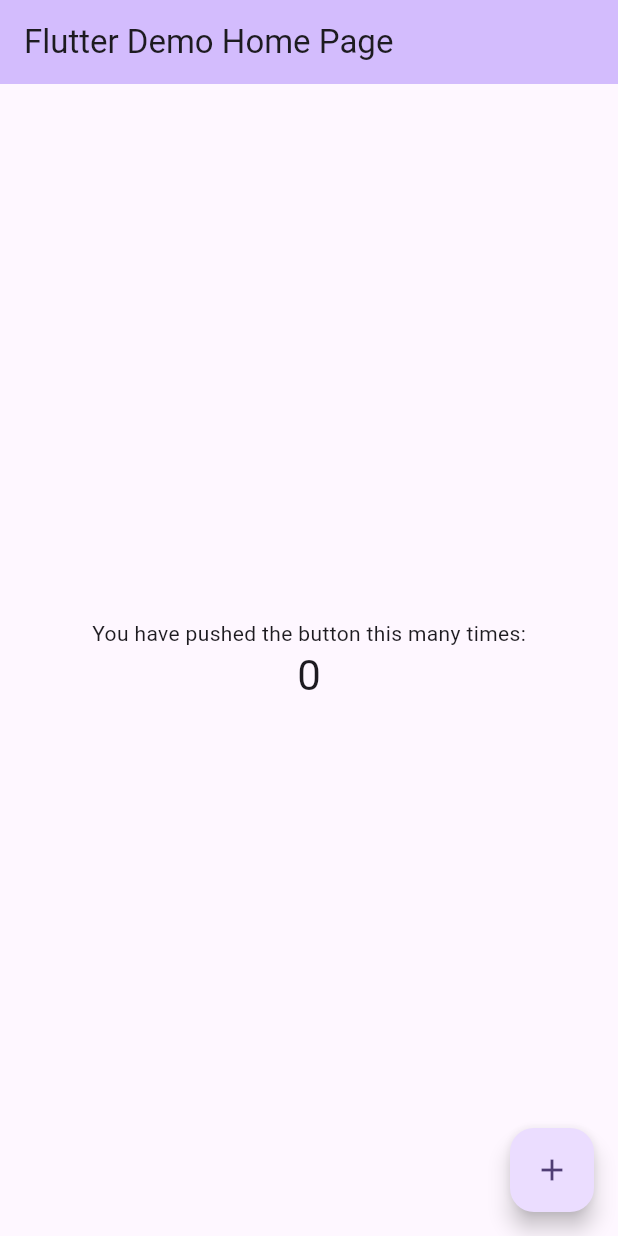
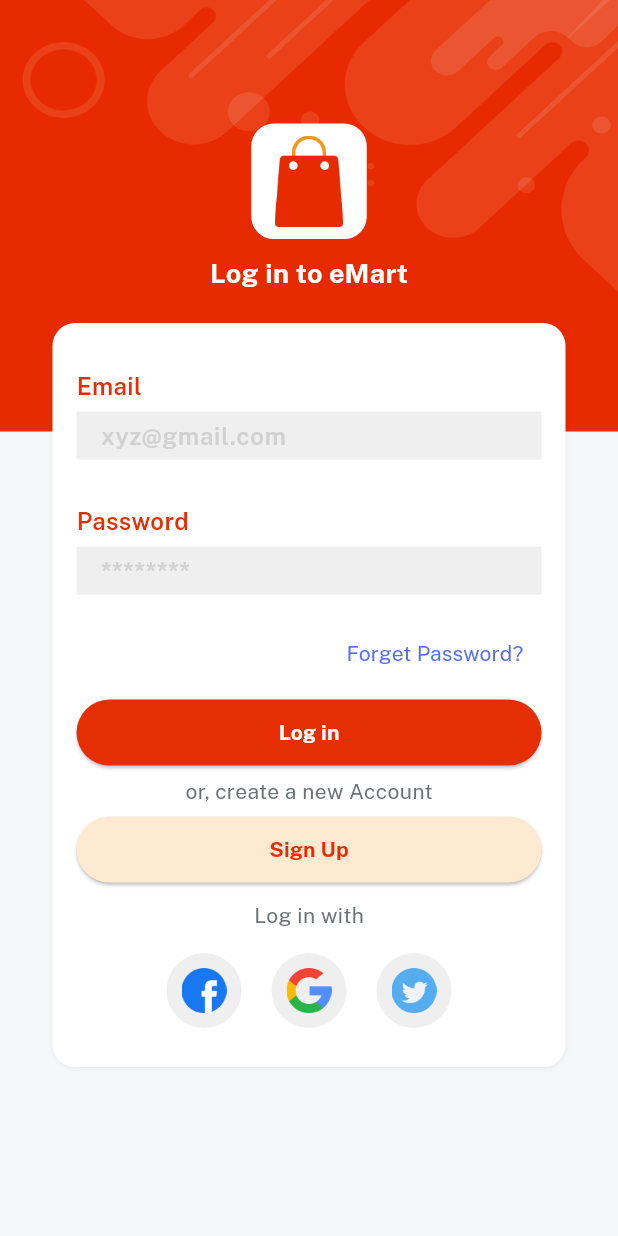
Before and after one commit to TejasD36/emartapp, a Flutter app: the screen it shows after launch, on a phone screen of 412 x 824 dp. Run offline on Flutter 3.47's test engine with Material 3 defaults, Android fonts, the phone set to English and light mode, and no system bars; our stand-ins replace get, velocity_x.

Commit message:
LogIn UI done

```diff
--- a/lib/consts/colors.dart
+++ b/lib/consts/colors.dart
@@ -7,3 +7,4 @@ const Color whiteColor = Color.fromRGBO(255, 255, 255, 1);
 const Color lightGrey = Color.fromRGBO(239, 239, 239, 1);
 const Color redColor = Color.fromRGBO(230, 46, 4, 1);
 const Color golden = Color.fromRGBO(255, 168, 0, 1);
+const Color lightGolden = Color(0xffFEEAD1);
--- /dev/null
+++ b/lib/consts/social_icons_list.dart
@@ -0,0 +1,7 @@
+import 'package:emartapp/consts/consts.dart';
+
+const socialIconsList = [
+  icFacebookLogo,
+  icGoogleLogo,
+  icTwitterLogo,
+];
--- a/lib/consts/strings.dart
+++ b/lib/consts/strings.dart
@@ -1,3 +1,12 @@
-const appname = "eMart";
-const appversion = "Version 1.0.0";
-const credits = "@Baaba Devs";
+const appName = "eMart";
+const appVersion = "Version 1.0.0";
+const credits = "Sp Academy";
+const email = "Email";
+const emailHint = "xyz@gmail.com";
+const password = "Password";
+const passwordHint = "********";
+const forgetPassword = "Forget Password?";
+const logIn = "Log in";
+const signUp = "Sign Up";
+const createNewAccount = "or, create a new Account";
+const logInWith = "Log in with";
--- a/lib/main.dart
+++ b/lib/main.dart
@@ -1,4 +1,7 @@
+import 'package:emartapp/consts/consts.dart';
+import 'package:emartapp/views/splash_screen.dart';
 import 'package:flutter/material.dart';
+import 'package:get/get_navigation/src/root/get_material_app.dart';
 
 void main() {
   runApp(const MyApp());
@@ -10,102 +13,17 @@ class MyApp extends StatelessWidget {
   // This widget is the root of your application.
   @override
   Widget build(BuildContext context) {
-    return MaterialApp(
-      title: 'Flutter Demo',
+    return GetMaterialApp(
+      title: appName,
+      debugShowCheckedModeBanner: false,
       theme: ThemeData(
-
+        scaffoldBackgroundColor: Colors.transparent,
+        appBarTheme: const AppBarTheme(backgroundColor: Colors.transparent),
         colorScheme: ColorScheme.fromSeed(seedColor: Colors.deepPurple),
         useMaterial3: true,
+        fontFamily: regular
       ),
-      home: const MyHomePage(title: 'Flutter Demo Home Page'),
+      home: const SplashScreen(),
     );
   }
 }
-
-class MyHomePage extends StatefulWidget {
-  const MyHomePage({super.key, required this.title});
-
-  // This widget is the home page of your application. It is stateful, meaning
-  // that it has a State object (defined below) that contains fields that affect
-  // how it looks.
-
-  // This class is the configuration for the state. It holds the values (in this
-  // case the title) provided by the parent (in this case the App widget) and
-  // used by the build method of the State. Fields in a Widget subclass are
-  // always marked "final".
-
-  final String title;
-
-  @override
-  State<MyHomePage> createState() => _MyHomePageState();
-}
-
-class _MyHomePageState extends State<MyHomePage> {
-  int _counter = 0;
-
-  void _incrementCounter() {
-    setState(() {
-      // This call to setState tells the Flutter framework that something has
-      // changed in this State, which causes it to rerun the build method below
-      // so that the display can reflect the updated values. If we changed
-      // _counter without calling setState(), then the build method would not be
-      // called again, and so nothing would appear to happen.
-      _counter++;
-    });
-  }
-
-  @override
-  Widget build(BuildContext context) {
-    // This method is rerun every time setState is called, for instance as done
-    // by the _incrementCounter method above.
-    //
-    // The Flutter framework has been optimized to make rerunning build methods
-    // fast, so that you can just rebuild anything that needs updating rather
-    // than having to individually change instances of widgets.
-    return Scaffold(
-      appBar: AppBar(
-        // TRY THIS: Try changing the color here to a specific color (to
-        // Colors.amber, perhaps?) and trigger a hot reload to see the AppBar
-        // change color while the other colors stay the same.
-        backgroundColor: Theme.of(context).colorScheme.inversePrimary,
-        // Here we take the value from the MyHomePage object that was created by
-        // the App.build method, and use it to set our appbar title.
-        title: Text(widget.title),
-      ),
-      body: Center(
-        // Center is a layout widget. It takes a single child and positions it
-        // in the middle of the parent.
-        child: Column(
-          // Column is also a layout widget. It takes a list of children and
-          // arranges them vertically. By default, it sizes itself to fit its
-          // children horizontally, and tries to be as tall as its parent.
-          //
-          // Column has various properties to control how it sizes itself and
-          // how it positions its children. Here we use mainAxisAlignment to
-          // center the children vertically; the main axis here is the vertical
-          // axis because Columns are vertical (the cross axis would be
-          // horizontal).
-          //
-          // TRY THIS: Invoke "debug painting" (choose the "Toggle Debug Paint"
-          // action in the IDE, or press "p" in the console), to see the
-          // wireframe for each widget.
-          mainAxisAlignment: MainAxisAlignment.center,
-          children: <Widget>[
-            const Text(
-              'You have pushed the button this many times:',
-            ),
-            Text(
-              '$_counter',
-              style: Theme.of(context).textTheme.headlineMedium,
-            ),
-          ],
-        ),
-      ),
-      floatingActionButton: FloatingActionButton(
-        onPressed: _incrementCounter,
-        tooltip: 'Increment',
-        child: const Icon(Icons.add),
-      ), // This trailing comma makes auto-formatting nicer for build methods.
-    );
-  }
-}
--- /dev/null
+++ b/lib/views/auth/login_screen.dart
@@ -0,0 +1,104 @@
+import 'package:emartapp/consts/consts.dart';
+import 'package:emartapp/consts/social_icons_list.dart';
+import 'package:emartapp/views/auth/signup_screen.dart';
+import 'package:emartapp/widgets/app_logo_widget.dart';
+import 'package:emartapp/widgets/bg_widget.dart';
+import 'package:emartapp/widgets/custom_button.dart';
+import 'package:emartapp/widgets/custom_textfield.dart';
+import 'package:flutter/material.dart';
+import 'package:get/get.dart';
+import 'package:get/get_core/src/get_main.dart';
+
+class LoginScreen extends StatefulWidget {
+  const LoginScreen({super.key});
+
+  @override
+  State<LoginScreen> createState() => _LoginScreenState();
+}
+
+class _LoginScreenState extends State<LoginScreen> {
+
+  final emailController = TextEditingController();
+  final passwordController = TextEditingController();
+
+  @override
+  Widget build(BuildContext context) {
+    return bgWidget(
+      child: Scaffold(
+        resizeToAvoidBottomInset: false,
+        body: Center(
+          child: Column(
+            children: [
+              (context.screenHeight*0.1).heightBox,
+              appLogoWidget(),
+              10.heightBox,
+              "$logIn to $appName".text.fontFamily(bold).white.size(18).make(),
+              20.heightBox,
+              Column(
+                children: [
+                  customTextfield(
+                    title: email,
+                    titleHint: emailHint,
+                    controller: emailController,
+                  ),
+                  customTextfield(
+                    title: password,
+                    titleHint: passwordHint,
+                    controller: passwordController,
+                  ),
+                  Align(
+                    alignment: Alignment.centerRight,
+                    child: TextButton(
+                        onPressed: (){},
+                        child: forgetPassword.text.color(Colors.indigoAccent).make()
+                    ),
+                  ),
+                  5.heightBox,
+                  customButton(
+                    color: redColor,
+                    title: logIn,
+                    textColor: whiteColor,
+                    onPress: (){},
+                  ).box.width(context.screenWidth-50).make(),
+                  5.heightBox,
+                  createNewAccount.text.color(fontGrey).make(),
+                  5.heightBox,
+                  customButton(
+                    color: lightGolden,
+                    title: signUp,
+                    textColor: redColor,
+                    onPress: (){
+                      Get.to(() => const SignupScreen());
+                    },
+                  ).box.width(context.screenWidth-50).make(),
+                  10.heightBox,
+                  logInWith.text.color(fontGrey).make(),
+                  5.heightBox,
+                  Row(
+                    mainAxisAlignment: MainAxisAlignment.center,
+                    children:
+                      List.generate(
+                        3,
+                          (index)=> Padding(
+                            padding: const EdgeInsets.all(10.0),
+                            child: CircleAvatar(
+                              backgroundColor: lightGrey,
+                              radius: 25,
+                              child: Image.asset(
+                                socialIconsList[index],
+                                width: 30,
+                              ),
+                            ),
+                          )
+                      )
+                  )
+
+                ],
+              ).box.white.rounded.padding(const EdgeInsets.all(16)).width(context.screenWidth-70).shadowSm.make(),
+            ],
+          ),
+        ),
+      )
+    );
+  }
+}
--- /dev/null
+++ b/lib/widgets/app_logo_widget.dart
@@ -0,0 +1,12 @@
+import 'package:emartapp/consts/consts.dart';
+import 'package:flutter/cupertino.dart';
+
+Widget appLogoWidget() {
+  return Image.asset(icAppLogo)
+      .box
+      .white
+      .size(77, 77)
+      .padding(const EdgeInsets.all(8))
+      .rounded
+      .make();
+}
--- /dev/null
+++ b/lib/widgets/bg_widget.dart
@@ -0,0 +1,16 @@
+import 'package:emartapp/consts/consts.dart';
+import 'package:flutter/cupertino.dart';
+import 'package:flutter/src/material/scaffold.dart';
+
+Widget bgWidget({required Scaffold child}) {
+  return Container(
+    decoration: const BoxDecoration(
+      image:
+          DecorationImage(
+              image: AssetImage(imgBackground),
+              fit: BoxFit.fill
+          ),
+    ),
+    child: child,
+  );
+}
--- /dev/null
+++ b/lib/widgets/custom_button.dart
@@ -0,0 +1,17 @@
+import 'package:emartapp/consts/consts.dart';
+import 'package:flutter/cupertino.dart';
+import 'package:flutter/material.dart';
+
+Widget customButton({onPress, color, textColor,required String title}) {
+  return ElevatedButton(
+    style: ElevatedButton.styleFrom(
+      foregroundColor: color,
+      backgroundColor: color,
+      padding: const EdgeInsets.all(12),
+    ),
+      onPressed: (){
+        onPress;
+      },
+      child: title.text.color(textColor).fontFamily(bold).make(),
+  );
+}
--- /dev/null
+++ b/lib/widgets/custom_textfield.dart
@@ -0,0 +1,34 @@
+import 'package:emartapp/consts/consts.dart';
+import 'package:flutter/cupertino.dart';
+import 'package:flutter/material.dart';
+
+Widget customTextfield({String? title, String? titleHint, controller}) {
+  return Column(
+    crossAxisAlignment: CrossAxisAlignment.start,
+    children: [
+      15.heightBox,
+      title!.text.color(redColor).fontFamily(semibold).size(16).make(),
+      5.heightBox,
+      TextFormField(
+        controller: controller,
+        decoration:InputDecoration(
+          hintStyle: const TextStyle(
+            fontFamily: semibold,
+            color: textfieldGrey,
+          ),
+          hintText: titleHint,
+          isDense: true,
+          fillColor: lightGrey,
+          filled: true,
+          border: InputBorder.none,
+          focusedBorder: const OutlineInputBorder(
+            borderSide: BorderSide(
+              color: redColor,
+            )
+          )
+        ),
+      ),
+      15.heightBox,
+    ],
+  );
+}
```
Also changed, not shown: lib/views/auth/signup_screen.dart (added, +99 -0 lines), lib/views/splash_screen.dart (added, +66 -0 lines).
